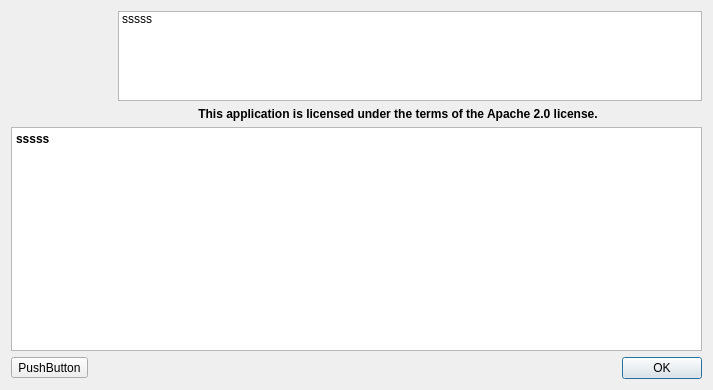
Old version of the form ui/src/aboutbox.ui in the repository BonoTrotDJ/QVrc.
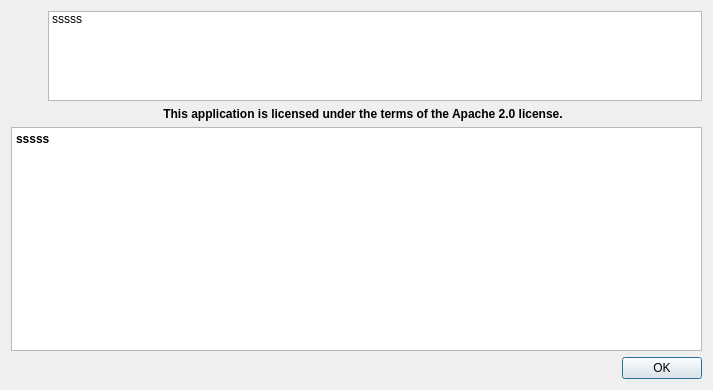
New version of the form. Icons and pictures are not drawn.

What changed in the file:
```diff
--- a/ui/src/aboutbox.ui
+++ b/ui/src/aboutbox.ui
@@ -165,23 +165,6 @@
      </property>
     </widget>
    </item>
-   <item row="6" column="0">
-    <widget class="QToolButton" name="m_qtButton">
-     <property name="text">
-      <string notr="true">PushButton</string>
-     </property>
-     <property name="icon">
-      <iconset resource="qlcui.qrc">
-       <normaloff>:/qt.png</normaloff>:/qt.png</iconset>
-     </property>
-     <property name="iconSize">
-      <size>
-       <width>24</width>
-       <height>24</height>
-      </size>
-     </property>
-    </widget>
-   </item>
   </layout>
  </widget>
  <resources>
```
